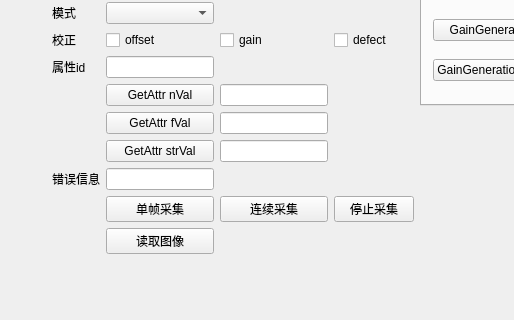
The window that IRayDetectorWidgetsApplication/IRayDetectorWidgetsApplication.ui (wangyunfu1996/IRayDetector) describes before a commit, drawn with Qt 5; both pictures show x 0 to 514 and y 90 to 410 of the 616 by 410 pixel window.
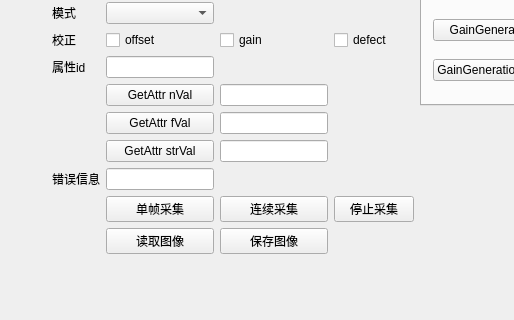
The same window after the commit.

Commit message: 保存tiff文件；

```diff
--- a/IRayDetectorWidgetsApplication/IRayDetectorWidgetsApplication.ui
+++ b/IRayDetectorWidgetsApplication/IRayDetectorWidgetsApplication.ui
@@ -246,6 +246,13 @@
       </property>
      </widget>
     </item>
+    <item row="10" column="4">
+     <widget class="QPushButton" name="pushButton_saveImage">
+      <property name="text">
+       <string>保存图像</string>
+      </property>
+     </widget>
+    </item>
    </layout>
   </widget>
   <widget class="QMenuBar" name="menuBar">
```
The commit also changes 4 other files.
